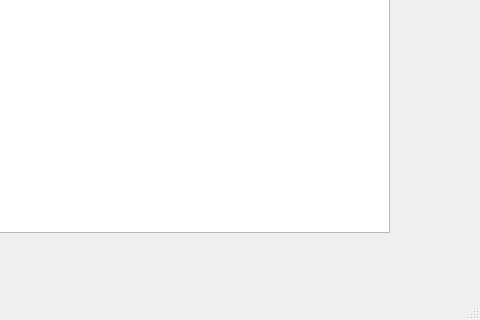
This is mainwindow.ui in ChadBojelador/Medical-Record-Management-System as Qt 5 draws it before an edit; both pictures show x 931 to 1411 and y 438 to 758 of the 1411 by 758 pixel window. The edited form follows.
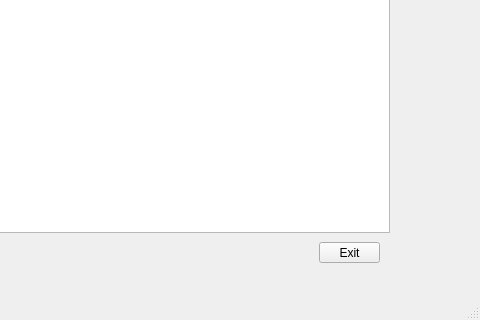
This is the edited form.

Diff of the .ui file:
```diff
--- a/mainwindow.ui
+++ b/mainwindow.ui
@@ -1185,6 +1185,19 @@
        <string notr="true">buttonGroup_2</string>
       </attribute>
      </widget>
+     <widget class="QPushButton" name="exit1">
+      <property name="geometry">
+       <rect>
+        <x>1250</x>
+        <y>670</y>
+        <width>61</width>
+        <height>21</height>
+       </rect>
+      </property>
+      <property name="text">
+       <string>Exit</string>
+      </property>
+     </widget>
     </widget>
    </widget>
   </widget>
```
